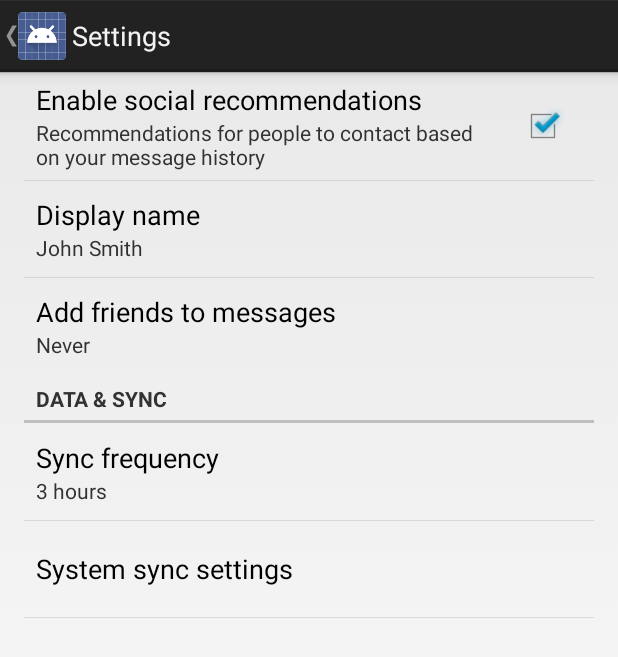
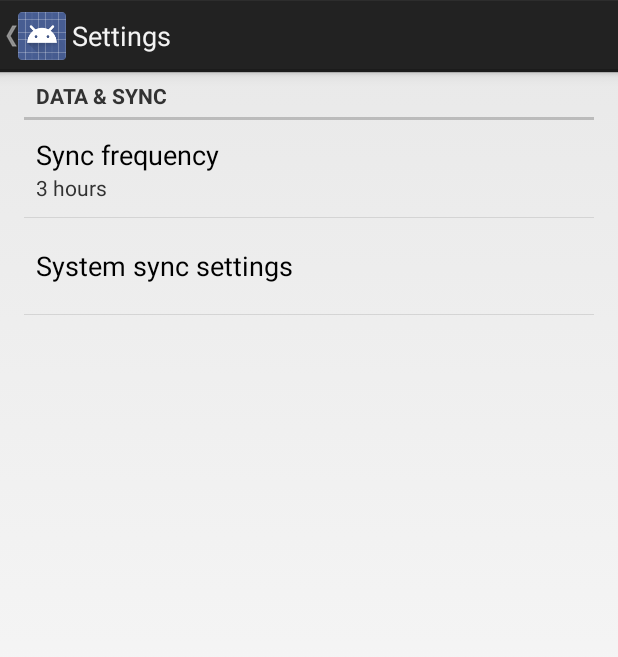
Before and after one commit to iancampelo/tcc, an Android app: the SettingsActivity screen opened directly, with no data from a screen before it, on a phone screen of 412 x 824 dp. Shown: the top 657 px of the screen. Run offline under Robolectric (Android 15) with nearby library versions, the phone set to English and light mode, and no system bars.

Commit message:
Exclude general settings

```diff
--- a/AssistenteReflexivo/app/src/main/java/assistente/br/ucb/tcc/assistentereflexivo/SettingsActivity.java
+++ b/AssistenteReflexivo/app/src/main/java/assistente/br/ucb/tcc/assistentereflexivo/SettingsActivity.java
@@ -181,8 +181,6 @@ public class SettingsActivity extends PreferenceActivity {
         // Bind the summaries of EditText/List/Dialog/Ringtone preferences to
         // their values. When their values change, their summaries are updated
         // to reflect the new value, per the Android Design guidelines.
-        bindPreferenceSummaryToValue(findPreference("example_text"));
-        bindPreferenceSummaryToValue(findPreference("example_list"));
         bindPreferenceSummaryToValue(findPreference("sync_frequency"));
     }
 
@@ -211,13 +209,6 @@ public class SettingsActivity extends PreferenceActivity {
         public void onCreate(Bundle savedInstanceState) {
             super.onCreate(savedInstanceState);
             addPreferencesFromResource(R.xml.pref_general);
-
-            // Bind the summaries of EditText/List/Dialog/Ringtone preferences
-            // to their values. When their values change, their summaries are
-            // updated to reflect the new value, per the Android Design
-            // guidelines.
-            bindPreferenceSummaryToValue(findPreference("example_text"));
-            bindPreferenceSummaryToValue(findPreference("example_list"));
         }
     }
 
--- a/AssistenteReflexivo/app/src/main/res/xml/pref_general.xml
+++ b/AssistenteReflexivo/app/src/main/res/xml/pref_general.xml
@@ -1,33 +1,33 @@
 <PreferenceScreen xmlns:android="http://schemas.android.com/apk/res/android">
 
-    <CheckBoxPreference
-        android:defaultValue="true"
-        android:key="example_checkbox"
-        android:summary="@string/pref_description_social_recommendations"
-        android:title="@string/pref_title_social_recommendations" />
+    <!--<CheckBoxPreference-->
+        <!--android:defaultValue="true"-->
+        <!--android:key="example_checkbox"-->
+        <!--android:summary="@string/pref_description_social_recommendations"-->
+        <!--android:title="@string/pref_title_social_recommendations" />-->
 
-    <!-- NOTE: EditTextPreference accepts EditText attributes. -->
-    <!-- NOTE: EditTextPreference's summary should be set to its value by the activity code. -->
-    <EditTextPreference
-        android:capitalize="words"
-        android:defaultValue="@string/pref_default_display_name"
-        android:inputType="textCapWords"
-        android:key="example_text"
-        android:maxLines="1"
-        android:selectAllOnFocus="true"
-        android:singleLine="true"
-        android:title="@string/pref_title_display_name" />
+    <!--&lt;!&ndash; NOTE: EditTextPreference accepts EditText attributes. &ndash;&gt;-->
+    <!--&lt;!&ndash; NOTE: EditTextPreference's summary should be set to its value by the activity code. &ndash;&gt;-->
+    <!--<EditTextPreference-->
+        <!--android:capitalize="words"-->
+        <!--android:defaultValue="@string/pref_default_display_name"-->
+        <!--android:inputType="textCapWords"-->
+        <!--android:key="example_text-->
+        <!--android:maxLines="1"-->
+        <!--android:selectAllOnFocus="true"-->
+        <!--android:singleLine="true"-->
+        <!--android:title="@string/pref_title_display_name" />-->
 
-    <!-- NOTE: Hide buttons to simplify the UI. Users can touch outside the dialog to
-         dismiss it. -->
-    <!-- NOTE: ListPreference's summary should be set to its value by the activity code. -->
-    <ListPreference
-        android:defaultValue="-1"
-        android:entries="@array/pref_example_list_titles"
-        android:entryValues="@array/pref_example_list_values"
-        android:key="example_list"
-        android:negativeButtonText="@null"
-        android:positiveButtonText="@null"
-        android:title="@string/pref_title_add_friends_to_messages" />
+    <!--&lt;!&ndash; NOTE: Hide buttons to simplify the UI. Users can touch outside the dialog to-->
+         <!--dismiss it. &ndash;&gt;-->
+    <!--&lt;!&ndash; NOTE: ListPreference's summary should be set to its value by the activity code. &ndash;&gt;-->
+    <!--<ListPreference-->
+        <!--android:defaultValue="-1"-->
+        <!--android:entries="@array/pref_example_list_titles"-->
+        <!--android:entryValues="@array/pref_example_list_values"-->
+        <!--android:key="example_list"-->
+        <!--android:negativeButtonText="@null"-->
+        <!--android:positiveButtonText="@null"-->
+        <!--android:title="@string/pref_title_add_friends_to_messages" />-->
 
 </PreferenceScreen>
```
